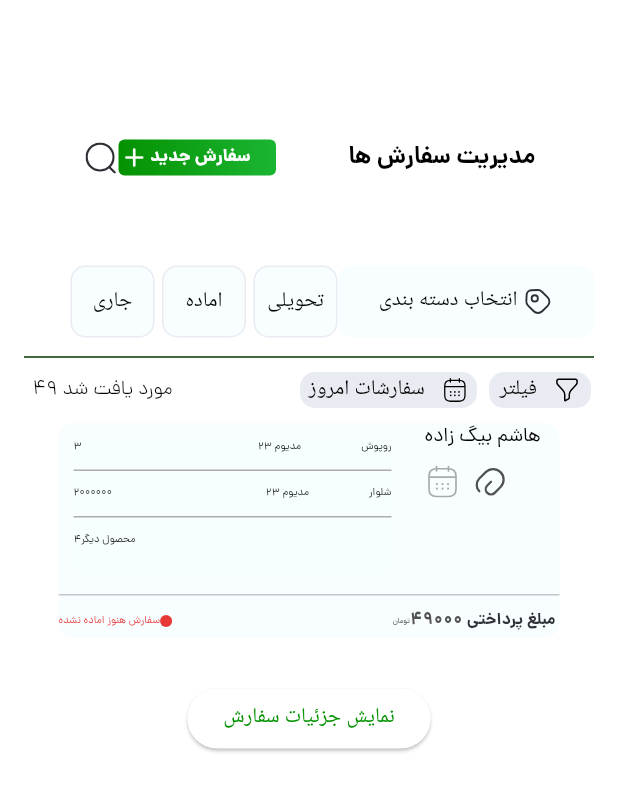
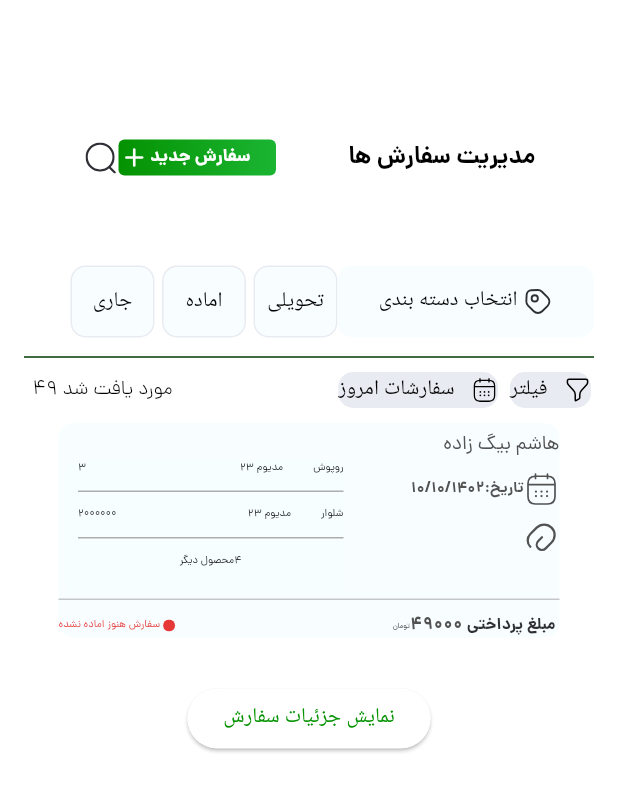
Before and after one commit to hdsneshati/layer_first_task, a Flutter app: the screen it shows after launch, on a phone screen of 412 x 824 dp. Shown: the top 791 px of the screen. Run offline on Flutter 3.47's test engine with Material 3 defaults, Android fonts, the phone set to English and light mode, and no system bars; our stand-ins replace flutter_svg.

Commit message:
add changes for card and filter and button

```diff
--- a/layer_first_task/lib/feature/presentation/orders/screens/bottunscroler.dart
+++ b/layer_first_task/lib/feature/presentation/orders/screens/bottunscroler.dart
@@ -2,7 +2,6 @@ import 'package:flutter/material.dart';
 import 'package:flutter_svg/svg.dart';
 import 'package:layer_first_task/config/asset/icons_path.dart';
 import 'package:layer_first_task/config/extentions/gap_space_extension.dart';
-import 'package:layer_first_task/config/theme/color_pallet.dart';
 
 class BottunScrollerScreen extends StatelessWidget {
   const BottunScrollerScreen({super.key});
--- a/layer_first_task/lib/feature/presentation/orders/widgets/card.dart
+++ b/layer_first_task/lib/feature/presentation/orders/widgets/card.dart
@@ -1,6 +1,7 @@
 import 'package:flutter/material.dart';
 import 'package:flutter_svg/svg.dart';
 import 'package:layer_first_task/config/asset/icons_path.dart';
+import 'package:layer_first_task/config/asset/svg_path.dart';
 import 'package:layer_first_task/config/extentions/gap_space_extension.dart';
 import 'package:layer_first_task/config/theme/color_pallet.dart';
 
@@ -30,7 +31,7 @@ class CardOrderScreen extends StatelessWidget {
     return Padding(
       padding: const EdgeInsets.symmetric(horizontal: 31.0, vertical: 10.0),
       child: Container(
-        width: 366,
+        width: 420,
         height: 143,
         decoration: BoxDecoration(
           color: Theme.of(context).colorScheme.secondaryContainer,
@@ -38,20 +39,23 @@ class CardOrderScreen extends StatelessWidget {
         ),
         child: Column(
           children: [
+            5.0.verticalSpace,
             Row(
               crossAxisAlignment: CrossAxisAlignment.start,
               children: [
+
                 // بخش آیتم‌ها
                 Padding(
-                  padding: const EdgeInsets.symmetric(
-                      horizontal: 10.0, vertical: 11.0),
+                  padding: const EdgeInsets.only(left: 5.0,right: 5.0,top: 20.0),
                   child: Container(
-                    width: 212,
+                    width: 185,
                     height: 90,
                     decoration: BoxDecoration(
                       color: Theme.of(context).colorScheme.secondaryContainer,
                       borderRadius: BorderRadius.circular(10),
                     ),
+                    child: Padding(
+                      padding: const EdgeInsets.only(left: 8.0),
                       child: Column(
                         children: [
                           ...items.map((item) => Column(
@@ -78,7 +82,7 @@ class CardOrderScreen extends StatelessWidget {
                                           fontWeight: FontWeight.w400,
                                         ),
                                       ),
-                                    const SizedBox(width: 40),
+                                      20.0.horizontalSpace,
                                       Text(
                                         item.title,
                                         style: TextStyle(
@@ -102,9 +106,19 @@ class CardOrderScreen extends StatelessWidget {
                                   8.0.verticalSpace
                                 ],
                               )),
-                        const Center(
-                          child: Row(
+                          const Row(
+                            mainAxisAlignment: MainAxisAlignment.center,
                             children: [
+
+                              Text(
+                                'محصول دیگر',
+                                style: TextStyle(
+                                  fontFamily: "dana",
+                                  fontSize: 7,
+                                  color: Color(0xff000000),
+                                  fontWeight: FontWeight.w400,
+                                ),
+                              ),
                                Text(
                                 '4',
                                 style: TextStyle(
@@ -114,50 +128,69 @@ class CardOrderScreen extends StatelessWidget {
                                   fontWeight: FontWeight.w400,
                                 ),
                               ),
+                            ],
+                          ),
+                        ],
+                      ),
+                    ),
+                  ),
+                ),
+                const SizedBox(width: 5),
+                // بخش اطلاعات مشتری
+                Flexible(
+                  child: Column(
+                    crossAxisAlignment: CrossAxisAlignment.start,
+                    children: [
+                      Row(
+                        mainAxisAlignment: MainAxisAlignment.end,
+                        children: [
                           Text(
-                                'محصول دیگر',
-                                style: TextStyle(
+                            customerName,
+                            style:const TextStyle(
                               fontFamily: "dana",
-                                  fontSize: 7,
-                                  color: Color(0xff000000),
+                              fontSize: 13,
+                              color: Color(0xff525252),
                               fontWeight: FontWeight.w400,
                             ),
                           ),
                         ],
                       ),
+                      const SizedBox(height: 8),
+                      Row(
+                        mainAxisAlignment: MainAxisAlignment.end,
+                        children: [
+                         const Text(
+                            '۱۰/۱۰/۱۴۰۲:تاریخ',
+                            style: TextStyle(
+                              fontFamily: "dana",
+                              fontSize: 10,
+                              color: Color(0xff525252),
+                              fontWeight: FontWeight.bold,
+                            ),
+                          ),
+                          SvgPicture.asset(
+                            SvgPath.calendar,
+                            height: 24,
+                            width: 24,
+                             colorFilter:const ColorFilter.mode(
+                               Color(0xff525252),
+                              BlendMode.srcIn,
+                            ),
                           ),
                         ],
                       ),
-                  ),
-                ),
-                const SizedBox(width: 12),
-                // بخش اطلاعات مشتری
-                Flexible(
-                  child: Column(
-                    crossAxisAlignment: CrossAxisAlignment.start,
+                      8.0.verticalSpace,
+                      Row(
+                        mainAxisAlignment: MainAxisAlignment.end,
                         children: [
-                      Text(
-                        customerName,
-                        style: TextStyle(
-                          fontFamily: "dana",
-                          fontSize: 13,
-                          color: ColorPallet.lightColorScheme.onSurface,
-                          fontWeight: FontWeight.w400,
-                        ),
-                      ),
-                      const SizedBox(height: 8),
-                      Row(
-                        children: [
-                          SvgPicture.asset(
-                            IconPath.calender,
-                            height: 24,
-                            width: 24,
-                          ),
-                          const SizedBox(width: 8),
                           SvgPicture.asset(
                             IconPath.paperclip,
                             height: 24,
                             width: 24,
+                            colorFilter:const ColorFilter.mode(
+                               Color(0xff525252),
+                              BlendMode.srcIn,
+                            ),
                           ),
                         ],
                       ),
@@ -189,6 +222,7 @@ class CardOrderScreen extends StatelessWidget {
                         fontWeight: FontWeight.w400,
                       ),
                     ),
+                    2.0.horizontalSpace,
                     SvgPicture.asset(
                       IconPath.ellipsered,
                       height: 8,
--- a/layer_first_task/lib/feature/presentation/orders/widgets/filter_data_widget.dart
+++ b/layer_first_task/lib/feature/presentation/orders/widgets/filter_data_widget.dart
@@ -1,8 +1,8 @@
 import 'package:flutter/material.dart';
 import 'package:flutter_svg/svg.dart';
 import 'package:layer_first_task/config/asset/icons_path.dart';
+import 'package:layer_first_task/config/asset/svg_path.dart';
 import 'package:layer_first_task/config/extentions/gap_space_extension.dart';
-import 'package:layer_first_task/config/theme/color_pallet.dart';
 
 class FilterData extends StatefulWidget {
   const FilterData({
@@ -22,9 +22,7 @@ class _FilterDataState extends State<FilterData> {
       padding: const EdgeInsets.symmetric(horizontal: 10.0),
       child: Row(
         children: [
-
-
-        const  Row(
+          const Row(
             children: [
               Text(
                 ' ۴۹ مورد یافت شد  ',
@@ -40,8 +38,6 @@ class _FilterDataState extends State<FilterData> {
           const Spacer(),
           Row(
             children: [
-              Row(
-                children: [
               InkWell(
                 onTap: () {
                   setState(() {
@@ -49,20 +45,40 @@ class _FilterDataState extends State<FilterData> {
                   });
                 },
                 child: Container(
-                      width: 118,
                   height: 24,
                   decoration: BoxDecoration(
                     color: selectedIndex == 2
-                            ? Theme.of(context)
-                                .colorScheme
-                                .primary
-                                .withOpacity(0.2)
+                        ? Theme.of(context).colorScheme.primary.withOpacity(0.2)
                         : const Color(0xffE8EBF1),
                     borderRadius: BorderRadius.circular(10),
                   ),
                   child: Row(
                     mainAxisAlignment: MainAxisAlignment.center,
                     children: [
+                      if (selectedIndex == 2)
+                        Positioned(
+                          top: 0,
+                          left: 0,
+                          child: GestureDetector(
+                            onTap: () {
+                              setState(() {
+                                selectedIndex = 0;
+                              });
+                            },
+                            child: Stack(children: [
+                              SvgPicture.asset(
+                                width: 10,
+                                height: 10,
+                                IconPath.ellips12,
+                              ),
+                              SvgPicture.asset(
+                                width: 10,
+                                height: 10,
+                                IconPath.cancel,
+                              ),
+                            ]),
+                          ),
+                        ),
                       Text(
                         'سفارشات امروز   ',
                         style: TextStyle(
@@ -74,7 +90,7 @@ class _FilterDataState extends State<FilterData> {
                       SvgPicture.asset(
                         width: 18,
                         height: 19,
-                            IconPath.calender,
+                        SvgPath.calendar,
                         colorFilter: ColorFilter.mode(
                           selectedIndex == 2
                               ? Theme.of(context).colorScheme.primary
@@ -94,20 +110,40 @@ class _FilterDataState extends State<FilterData> {
                   });
                 },
                 child: Container(
-                      width: 68,
                   height: 24,
                   decoration: BoxDecoration(
                     color: selectedIndex == 1
-                            ? Theme.of(context)
-                                .colorScheme
-                                .primary
-                                .withOpacity(0.2)
+                        ? Theme.of(context).colorScheme.primary.withOpacity(0.2)
                         : const Color(0xffE8EBF1),
                     borderRadius: BorderRadius.circular(10),
                   ),
                   child: Row(
                     mainAxisAlignment: MainAxisAlignment.center,
                     children: [
+                      if (selectedIndex == 1)
+                        Positioned(
+                          top: 0,
+                          left: 0,
+                          child: GestureDetector(
+                            onTap: () {
+                              setState(() {
+                                selectedIndex = 0;
+                              });
+                            },
+                            child: Stack(children: [
+                              SvgPicture.asset(
+                                width: 10,
+                                height: 10,
+                                IconPath.ellips12,
+                              ),
+                              SvgPicture.asset(
+                                width: 10,
+                                height: 10,
+                                IconPath.cancel,
+                              ),
+                            ]),
+                          ),
+                        ),
                       Text(
                         'فیلتر   ',
                         style: TextStyle(
@@ -131,13 +167,8 @@ class _FilterDataState extends State<FilterData> {
                   ),
                 ),
               ),
-
             ],
           ),
-            ],
-          ),
-
-
         ],
       ),
     );
```
Lines whose indentation alone changed are shown as unchanged.
